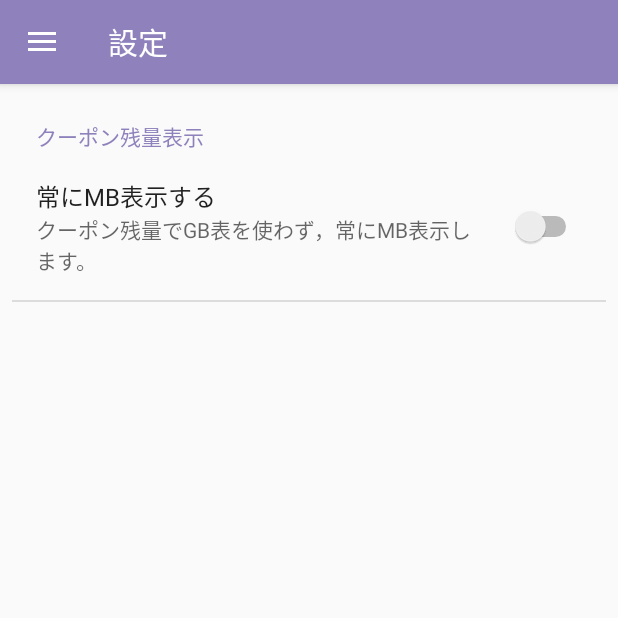
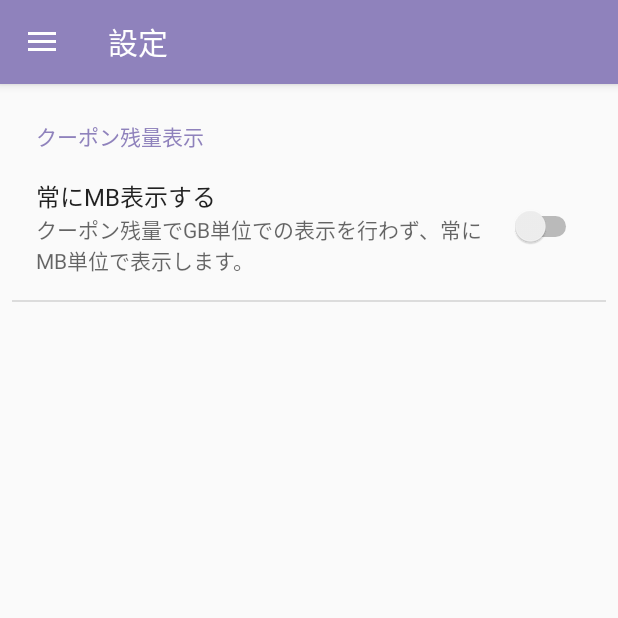
Before and after one commit to otsuka-kohei/simple-mio, an Android app: the screen it shows after launch (MainActivity), in the side drawer, after a tap on "設定", on a phone screen of 412 x 824 dp, the top half of it. Run offline under Robolectric (Android 15) with nearby library versions, the phone set to English and light mode, and no system bars; our stand-ins replace Volley; network calls fail.

Commit message:
設定画面のtypoを修正

```diff
--- a/app/src/main/res/menu/activity_main_drawer.xml
+++ b/app/src/main/res/menu/activity_main_drawer.xml
@@ -9,7 +9,7 @@
             android:checkable="true"
             android:title="クーポン" />
     </group>
-    <group>
+    <group android:checkableBehavior="single">
         <item
             android:id="@+id/nav_config"
             android:checkable="true"
--- a/app/src/main/res/values/arrays.xml
+++ b/app/src/main/res/values/arrays.xml
@@ -1,34 +1,3 @@
 <?xml version="1.0" encoding="utf-8"?>
 <resources>
-    <string-array name="entries_list_preference_navigation_skip">
-        <item>スキップなし（規定）</item>
-        <item>1</item>
-        <item>2</item>
-        <item>3</item>
-        <item>4</item>
-        <item>5</item>
-        <item>すべてスキップ</item>
-    </string-array>
-
-    <string-array name="entryvalues_list_preference_navigation_skip">
-        <item>skip_none</item>
-        <item>1</item>
-        <item>2</item>
-        <item>3</item>
-        <item>4</item>
-        <item>5</item>
-        <item>skip_all</item>
-    </string-array>
-
-    <string-array name="entries_multi_log">
-        <item>読み取ったタグ</item>
-        <item>案内メッセージ</item>
-        <item>その他</item>
-    </string-array>
-
-    <string-array name="entryvalues_multi_log">
-        <item>tagInfo</item>
-        <item>message</item>
-        <item>other</item>
-    </string-array>
 </resources>
--- a/app/src/main/res/xml/preference.xml
+++ b/app/src/main/res/xml/preference.xml
@@ -4,32 +4,6 @@
         <SwitchPreference
             android:key="@string/preference_key_useMBOnly"
             android:title="常にMB表示する"
-            android:summary="クーポン残量でGB表を使わず，常にMB表示します。" />
+            android:summary="クーポン残量でGB単位での表示を行わず、常にMB単位で表示します。" />
     </PreferenceCategory>
-
-    <!--
-    <PreferenceCategory android:title="ナビゲーション">
-        <ListPreference
-            android:dialogTitle="案内をスキップする数"
-            android:entries="@array/entries_list_preference_navigation_skip"
-            android:entryValues="@array/entryvalues_list_preference_navigation_skip"
-            android:key="list_navigation_skip"
-            android:summary="長い直線経路上に複数のタグが設置してある場合に案内を間引く頻度を指定します"
-            android:title="連続した直線経路上の案内スキップ数"></ListPreference>
-    </PreferenceCategory>
-    <PreferenceCategory android:title="ログ">
-        <MultiSelectListPreference
-            android:dialogTitle="保存するログの種類を選択"
-            android:entries="@array/entries_multi_log"
-            android:entryValues="@array/entryvalues_multi_log"
-            android:key="multi_log"
-            android:summary="保存されるログの種類を指定します"
-            android:title="保存するログの種類"></MultiSelectListPreference>
-        <CheckBoxPreference
-            android:key="checkbox_log"
-            android:summary="アプリ起動時に端末に保存されているログを消去します"
-            android:title="アプリ起動時にログをリセットする"></CheckBoxPreference>
-    </PreferenceCategory>
-    -->
-
 </PreferenceScreen>
```
